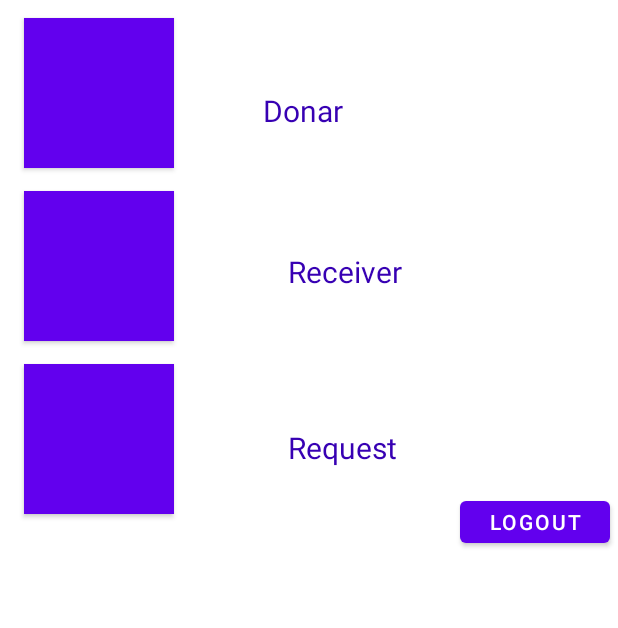
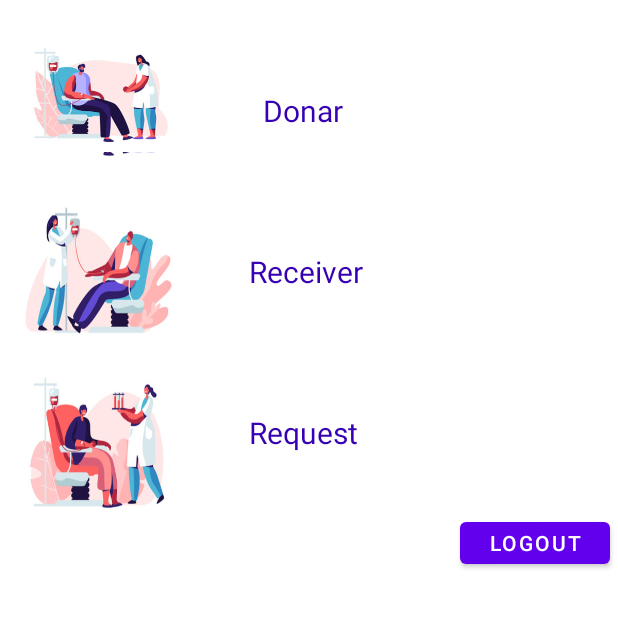
Before and after one commit to VigneshEetaram/BloodAssistMp2, an Android app: the HomePage screen opened directly, with no data from a screen before it, on a phone screen of 412 x 824 dp, the part 401-1029 px from its top. Run offline under Robolectric (Android 15) with nearby library versions, the phone set to English and light mode, and no system bars; our stand-ins replace Firebase (no records; nobody signed in at launch, a user with empty details on screens opened directly); Roboto replaces fonts that are not available here.

```diff
--- a/app/src/main/java/com/example/bloodassistmp2/HomePage.java
+++ b/app/src/main/java/com/example/bloodassistmp2/HomePage.java
@@ -6,12 +6,14 @@ import android.content.Intent;
 import android.os.Bundle;
 import android.view.View;
 import android.widget.Button;
+import android.widget.ImageButton;
 
 import com.google.firebase.auth.FirebaseAuth;
 
 public class HomePage extends AppCompatActivity {
-    private Button buttonMain, donarBtn,recBtn,reqBtn;
+    private ImageButton buttonMain, donarBtn,recBtn,reqBtn;
     private Button profileBtn,settingsBtn;
+
 
 
     @Override
--- a/app/src/main/res/layout/activity_home_page.xml
+++ b/app/src/main/res/layout/activity_home_page.xml
@@ -10,17 +10,16 @@
         android:id="@+id/homebtn"
         android:layout_width="35dp"
         android:layout_height="35dp"
-        android:adjustViewBounds="true"
-        android:cropToPadding="false"
         android:layout_marginStart="5dp"
         android:layout_marginLeft="5dp"
         android:layout_marginTop="5dp"
+        android:adjustViewBounds="true"
+        android:background="@drawable/bloodassistlogo"
+        android:cropToPadding="false"
+        android:scaleType="fitXY"
         android:src="@drawable/bloodassistlogo"
-        android:scaleType="fitXY"
         app:layout_constraintStart_toStartOf="parent"
-        app:layout_constraintTop_toTopOf="parent"
-        android:background="@drawable/bloodassistlogo"
-        />
+        app:layout_constraintTop_toTopOf="parent" />
 
 
     <ImageButton
@@ -62,15 +61,18 @@
         app:layout_constraintStart_toStartOf="parent"
         app:layout_constraintTop_toTopOf="parent" />
 
-    <Button
+    <ImageButton
         android:id="@+id/donar"
         android:layout_width="100dp"
         android:layout_height="100dp"
         android:layout_marginStart="16dp"
         android:layout_marginLeft="16dp"
         android:layout_marginTop="12dp"
+        android:src="@drawable/donar"
+        android:scaleType="fitCenter"
 
         android:background="@drawable/donar"
+
         app:layout_constraintStart_toStartOf="parent"
         app:layout_constraintTop_toBottomOf="@+id/slideImage" />
 
@@ -87,7 +89,7 @@
         app:layout_constraintStart_toEndOf="@+id/donar"
         app:layout_constraintTop_toBottomOf="@+id/slideImage" />
 
-    <Button
+    <ImageButton
         android:id="@+id/receiver"
         android:layout_width="100dp"
         android:layout_height="100dp"
@@ -95,6 +97,7 @@
         android:layout_marginLeft="16dp"
         android:layout_marginTop="15dp"
         android:background="@drawable/receiver"
+
         app:layout_constraintStart_toStartOf="parent"
         app:layout_constraintTop_toBottomOf="@+id/donar" />
 
@@ -111,18 +114,19 @@
         android:textColor="@color/design_default_color_primary_dark"
         android:textSize="20dp"
         app:layout_constraintEnd_toEndOf="parent"
-        app:layout_constraintHorizontal_bias="1.0"
+        app:layout_constraintHorizontal_bias="0.0"
         app:layout_constraintStart_toEndOf="@+id/receiver"
         app:layout_constraintTop_toBottomOf="@+id/textView" />
 
-    <Button
+    <ImageButton
         android:id="@+id/request"
         android:layout_width="100dp"
         android:layout_height="100dp"
         android:layout_marginStart="16dp"
         android:layout_marginLeft="16dp"
         android:layout_marginTop="15dp"
-        android:background="@drawable/balogo"
+        android:background="@drawable/request"
+
         app:layout_constraintStart_toStartOf="parent"
         app:layout_constraintTop_toBottomOf="@+id/receiver" />
 
@@ -132,14 +136,14 @@
         android:layout_height="wrap_content"
         android:layout_marginStart="50dp"
         android:layout_marginLeft="50dp"
-        android:layout_marginTop="90dp"
+        android:layout_marginTop="80dp"
         android:layout_marginEnd="20dp"
         android:layout_marginRight="20dp"
         android:text="Request"
         android:textColor="@color/design_default_color_primary_dark"
         android:textSize="20dp"
         app:layout_constraintEnd_toEndOf="parent"
-        app:layout_constraintHorizontal_bias="1.0"
+        app:layout_constraintHorizontal_bias="0.0"
         app:layout_constraintStart_toEndOf="@+id/request"
         app:layout_constraintTop_toBottomOf="@+id/textView2" />
 
@@ -147,7 +151,7 @@
         android:id="@+id/logout"
         android:layout_width="100dp"
         android:layout_height="40dp"
-        android:layout_marginTop="16dp"
+        android:layout_marginTop="40dp"
         android:onClick="logout"
         android:text="Logout"
         app:layout_constraintEnd_toEndOf="parent"
```
